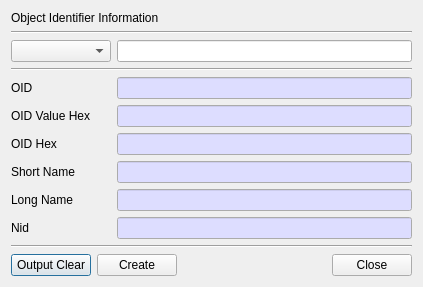
The window that BerEditor/oid_info_dlg.ui (jykim74/BerEditor) describes before a commit, drawn with Qt 5.
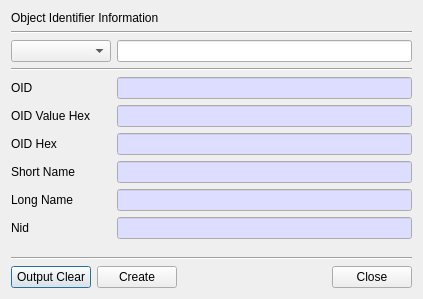
The same window after the commit.

```diff
--- a/BerEditor/oid_info_dlg.ui
+++ b/BerEditor/oid_info_dlg.ui
@@ -7,7 +7,7 @@
     <x>0</x>
     <y>0</y>
     <width>423</width>
-    <height>284</height>
+    <height>299</height>
    </rect>
   </property>
   <property name="windowTitle">
```
Left out of the diff: 3 changed lines with no effect on the pictures.
